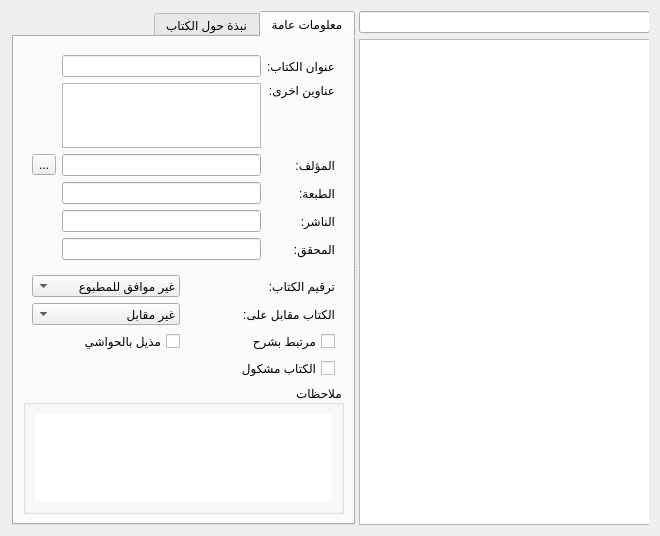
boussouira/moltaqa, file src/librarybookmanagerwidget.ui: the form before one commit.
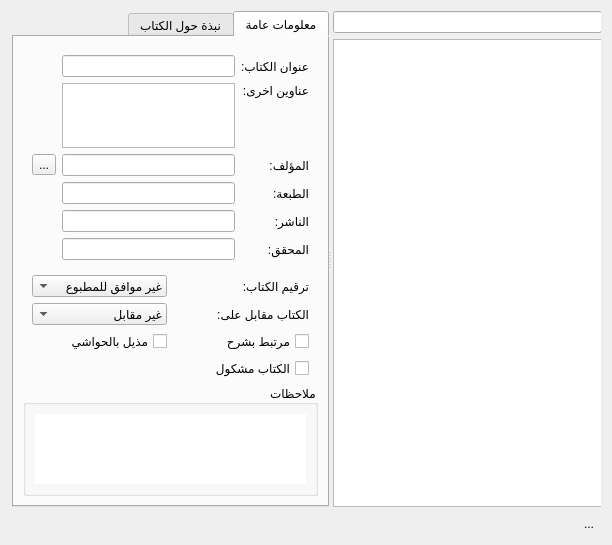
The form after the commit. Icons and pictures are not drawn. Custom widgets are drawn as their Qt base class.

Commit message: Remove book from books manager widget

Diff of the .ui file:
```diff
--- a/src/librarybookmanagerwidget.ui
+++ b/src/librarybookmanagerwidget.ui
@@ -6,8 +6,8 @@
    <rect>
     <x>0</x>
     <y>0</y>
-    <width>660</width>
-    <height>536</height>
+    <width>612</width>
+    <height>521</height>
    </rect>
   </property>
   <property name="windowTitle">
@@ -286,6 +286,40 @@
      </widget>
     </widget>
    </item>
+   <item>
+    <layout class="QHBoxLayout" name="horizontalLayout">
+     <item>
+      <widget class="QToolButton" name="toolDelete">
+       <property name="toolTip">
+        <string>حذف الكتاب</string>
+       </property>
+       <property name="text">
+        <string>...</string>
+       </property>
+       <property name="icon">
+        <iconset resource="../share/moltaqa-lib/qt_rc.qrc">
+         <normaloff>:/images/delete.png</normaloff>:/images/delete.png</iconset>
+       </property>
+       <property name="autoRaise">
+        <bool>true</bool>
+       </property>
+      </widget>
+     </item>
+     <item>
+      <spacer name="horizontalSpacer">
+       <property name="orientation">
+        <enum>Qt::Horizontal</enum>
+       </property>
+       <property name="sizeHint" stdset="0">
+        <size>
+         <width>40</width>
+         <height>20</height>
+        </size>
+       </property>
+      </spacer>
+     </item>
+    </layout>
+   </item>
   </layout>
  </widget>
  <customwidgets>
```
Left out of the diff: 4 changed lines with no effect on the pictures. The commit also changes 5 other files.
